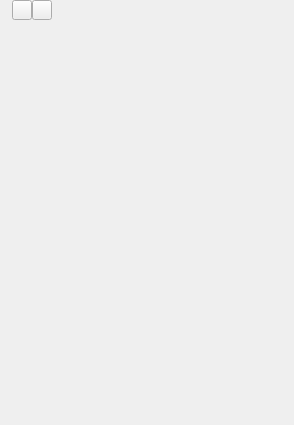
Old version of the form XS/source/InspectorEditor/InspectorEditor.ui in the repository xenginez/X.
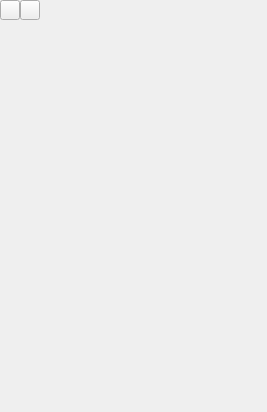
New version of the form.

Diff of the .ui file:
```diff
--- a/XS/source/InspectorEditor/InspectorEditor.ui
+++ b/XS/source/InspectorEditor/InspectorEditor.ui
@@ -6,8 +6,8 @@
    <rect>
     <x>0</x>
     <y>0</y>
-    <width>294</width>
-    <height>425</height>
+    <width>267</width>
+    <height>412</height>
    </rect>
   </property>
   <property name="windowTitle">
@@ -66,22 +66,35 @@
        <number>0</number>
       </property>
       <item>
-       <widget class="QLabel" name="inspector_name">
-        <property name="sizePolicy">
-         <sizepolicy hsizetype="Preferred" vsizetype="Fixed">
-          <horstretch>0</horstretch>
-          <verstretch>0</verstretch>
-         </sizepolicy>
+       <widget class="QToolButton" name="inspector_expand">
+        <property name="minimumSize">
+         <size>
+          <width>20</width>
+          <height>20</height>
+         </size>
         </property>
+        <property name="maximumSize">
+         <size>
+          <width>20</width>
+          <height>20</height>
+         </size>
+        </property>
+        <property name="text">
+         <string/>
+        </property>
+       </widget>
+      </item>
+      <item>
+       <widget class="QToolButton" name="inspector_collapse">
         <property name="minimumSize">
          <size>
-          <width>0</width>
+          <width>20</width>
           <height>20</height>
          </size>
         </property>
         <property name="maximumSize">
          <size>
-          <width>16777215</width>
+          <width>20</width>
           <height>20</height>
          </size>
         </property>
@@ -107,56 +120,64 @@
        </spacer>
       </item>
       <item>
-       <widget class="QToolButton" name="inspector_expand">
-        <property name="minimumSize">
-         <size>
-          <width>20</width>
-          <height>20</height>
-         </size>
-        </property>
-        <property name="maximumSize">
-         <size>
-          <width>20</width>
-          <height>20</height>
-         </size>
-        </property>
-        <property name="text">
-         <string/>
-        </property>
+       <widget class="QWidget" name="widget" native="true">
+        <layout class="QVBoxLayout" name="verticalLayout_2">
+         <property name="spacing">
+          <number>0</number>
+         </property>
+         <property name="leftMargin">
+          <number>0</number>
+         </property>
+         <property name="topMargin">
+          <number>0</number>
+         </property>
+         <property name="rightMargin">
+          <number>0</number>
+         </property>
+         <property name="bottomMargin">
+          <number>0</number>
+         </property>
+         <item>
+          <spacer name="horizontalSpacer">
+           <property name="orientation">
+            <enum>Qt::Horizontal</enum>
+           </property>
+           <property name="sizeHint" stdset="0">
+            <size>
+             <width>219</width>
+             <height>0</height>
+            </size>
+           </property>
+          </spacer>
+         </item>
+         <item>
+          <widget class="QLabel" name="inspector_name">
+           <property name="sizePolicy">
+            <sizepolicy hsizetype="Ignored" vsizetype="Fixed">
+             <horstretch>0</horstretch>
+             <verstretch>0</verstretch>
+            </sizepolicy>
+           </property>
+           <property name="minimumSize">
+            <size>
+             <width>0</width>
+             <height>20</height>
+            </size>
+           </property>
+           <property name="maximumSize">
+            <size>
+             <width>16777215</width>
+             <height>20</height>
+            </size>
+           </property>
+           <property name="text">
+            <string/>
+           </property>
+          </widget>
+         </item>
+        </layout>
        </widget>
       </item>
-      <item>
-       <widget class="QToolButton" name="inspector_collapse">
-        <property name="minimumSize">
-         <size>
-          <width>20</width>
-          <height>20</height>
-         </size>
-        </property>
-        <property name="maximumSize">
-         <size>
-          <width>20</width>
-          <height>20</height>
-         </size>
-        </property>
-        <property name="text">
-         <string/>
-        </property>
-       </widget>
-      </item>
-      <item>
-       <spacer name="horizontalSpacer_2">
-        <property name="orientation">
-         <enum>Qt::Horizontal</enum>
-        </property>
-        <property name="sizeHint" stdset="0">
-         <size>
-          <width>284</width>
-          <height>15</height>
-         </size>
-        </property>
-       </spacer>
-      </item>
      </layout>
     </widget>
    </item>
```
